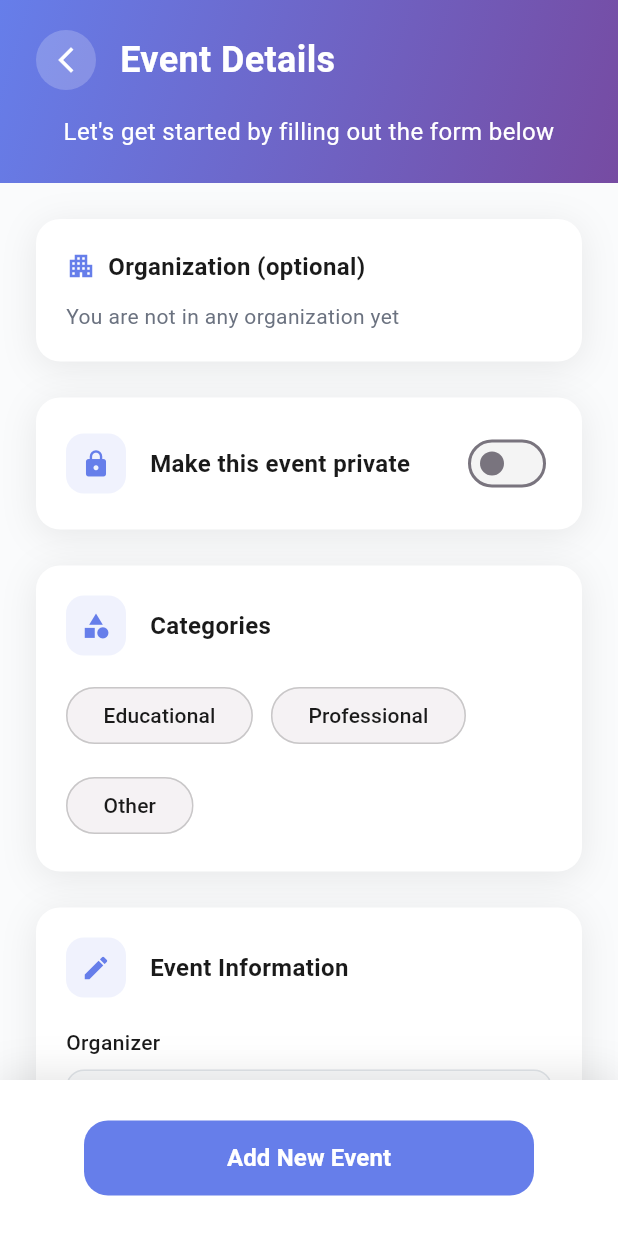
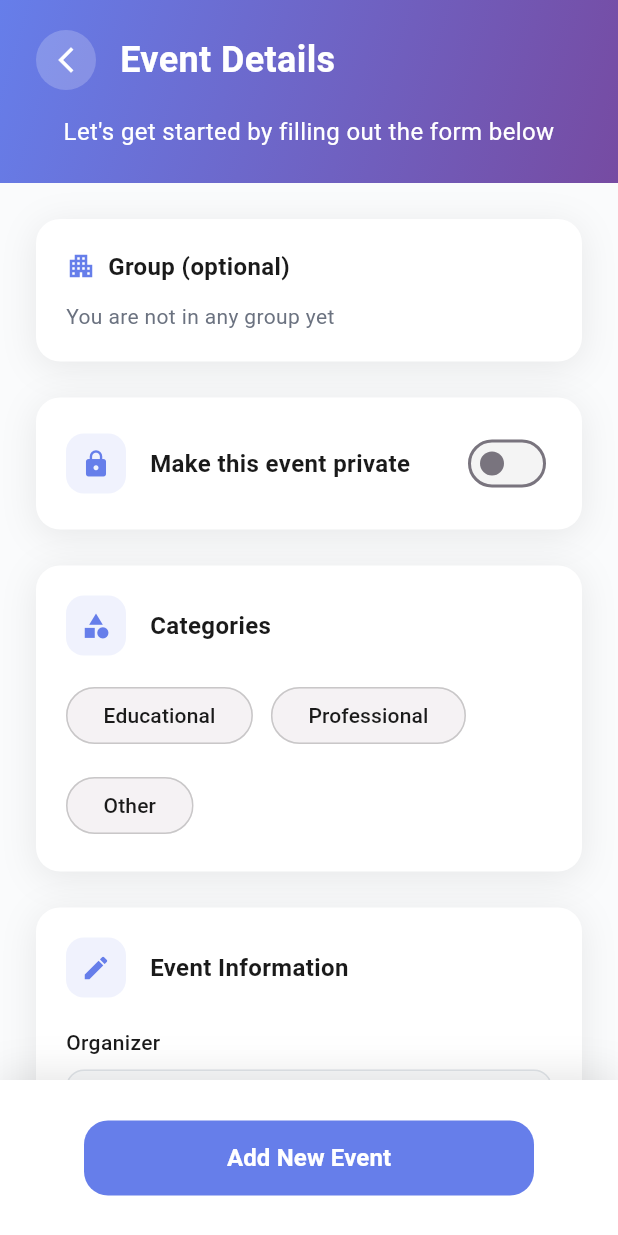
Before and after one commit to orgamiapps/orgamiappV1, a Flutter app: the CreateEventScreen screen opened directly with empty values, on a phone screen of 412 x 824 dp. Run offline on Flutter 3.47's test engine with Material 3 defaults, Android fonts, the phone set to English and light mode, and no system bars; our stand-ins replace cached_network_image, carousel_slider, cloud_firestore, cloud_functions, connectivity_plus, firebase_auth and 19 more; missing offline and left inert: firebase_app_check, mobile_scanner, qr_code_scanner_plus, syncfusion_flutter_xlsio; accounts and stored records are empty.

Commit message:
Replace "organization" with "group" and add "None" option in event creation
Co-authored-by: pareisinger0 <pareisinger0@gmail.com>

```diff
--- a/lib/screens/Events/create_event_screen.dart
+++ b/lib/screens/Events/create_event_screen.dart
@@ -193,7 +193,7 @@ class _CreateEventScreenState extends State<CreateEventScreen>
         if (!mounted) return;
         ScaffoldMessenger.of(context).showSnackBar(
           const SnackBar(
-            content: Text('Please select an organization for this event.'),
+            content: Text('Please select a group for this event.'),
             backgroundColor: Colors.red,
           ),
         );
@@ -505,7 +505,7 @@ class _CreateEventScreenState extends State<CreateEventScreen>
           child: Column(
             crossAxisAlignment: CrossAxisAlignment.start,
             children: [
-              // Organization selector
+              // Group selector
               _buildOrganizationSelector(),
               const SizedBox(height: 24),
               // Private/Public Toggle (depends on org context)
@@ -721,7 +721,7 @@ class _CreateEventScreenState extends State<CreateEventScreen>
       (_selectedOrganizationId != null && _selectedOrganizationId!.isNotEmpty);
 
   Widget _buildVisibilityToggle() {
-    // For public events (no organization), show "Make this event private"
+    // For public events (no group), show "Make this event private"
     if (!_isOrganizationContext) {
       return Container(
         width: double.infinity,
@@ -776,7 +776,7 @@ class _CreateEventScreenState extends State<CreateEventScreen>
       );
     }
 
-    // For organization events, show "Make this event public" with a checkbox
+    // For group events, show "Make this event public" with a checkbox
     final bool isPublic = !privateEvent;
     return Container(
       width: double.infinity,
@@ -950,8 +950,8 @@ class _CreateEventScreenState extends State<CreateEventScreen>
               const SizedBox(width: 8),
               Text(
                 widget.forceOrganizationEvent
-                    ? 'Organization (required)'
-                    : 'Organization (optional)',
+                    ? 'Group (required)'
+                    : 'Group (optional)',
                 style: const TextStyle(
                   fontSize: 16,
                   fontWeight: FontWeight.w600,
@@ -963,7 +963,7 @@ class _CreateEventScreenState extends State<CreateEventScreen>
           const SizedBox(height: 12),
           if (_userOrganizations.isEmpty)
             const Text(
-              'You are not in any organization yet',
+              'You are not in any group yet',
               style: TextStyle(color: Color(0xFF6B7280)),
             )
           else
@@ -974,7 +974,12 @@ class _CreateEventScreenState extends State<CreateEventScreen>
                 filled: true,
                 fillColor: Color(0xFFF9FAFB),
               ),
-              items: _userOrganizations
+              items: [
+                const DropdownMenuItem<String>(
+                  value: null,
+                  child: Text('None'),
+                ),
+                ..._userOrganizations
                     .map(
                       (org) => DropdownMenuItem<String>(
                         value: org['id'],
@@ -982,6 +987,7 @@ class _CreateEventScreenState extends State<CreateEventScreen>
                       ),
                     )
                     .toList(),
+              ],
               onChanged: (value) {
                 setState(() {
                   _selectedOrganizationId = value;
@@ -992,6 +998,19 @@ class _CreateEventScreenState extends State<CreateEventScreen>
                   }
                 });
               },
+            ),
+          // Add informational text when a group is selected
+          if (_selectedOrganizationId != null && _selectedOrganizationId!.isNotEmpty)
+            Padding(
+              padding: const EdgeInsets.only(top: 8),
+              child: Text(
+                'This event will by default be private to only users in your group.',
+                style: TextStyle(
+                  fontSize: 12,
+                  color: Colors.grey[600],
+                  fontStyle: FontStyle.italic,
+                ),
+              ),
             ),
         ],
       ),
```
Lines whose indentation alone changed are shown as unchanged.
